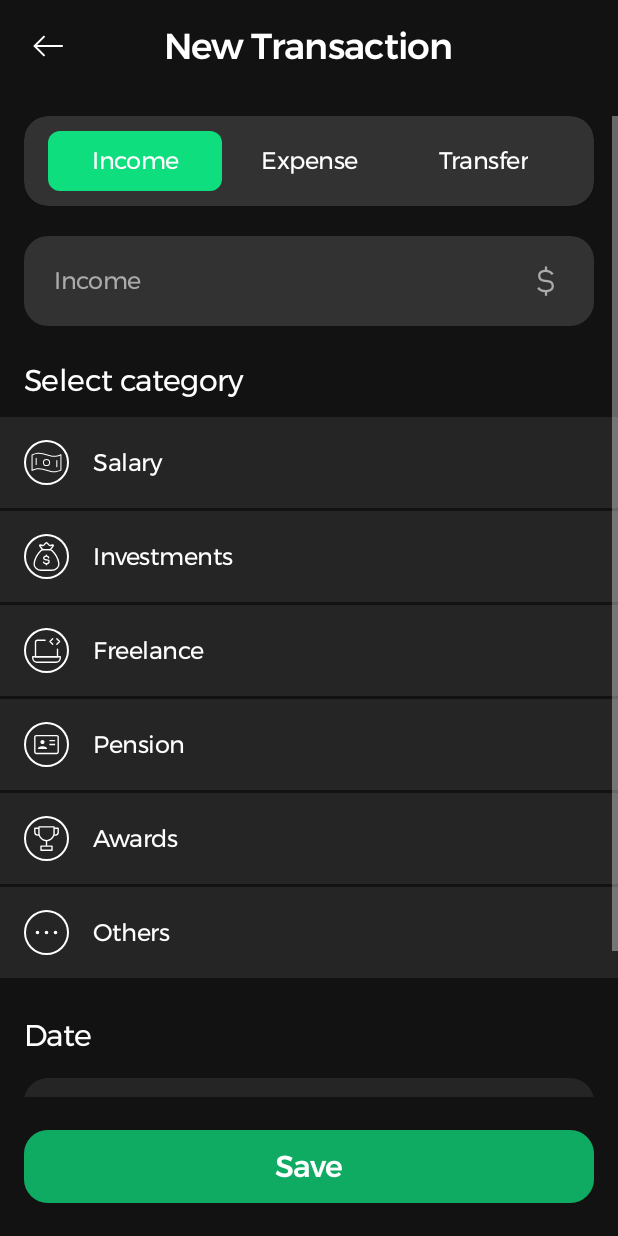
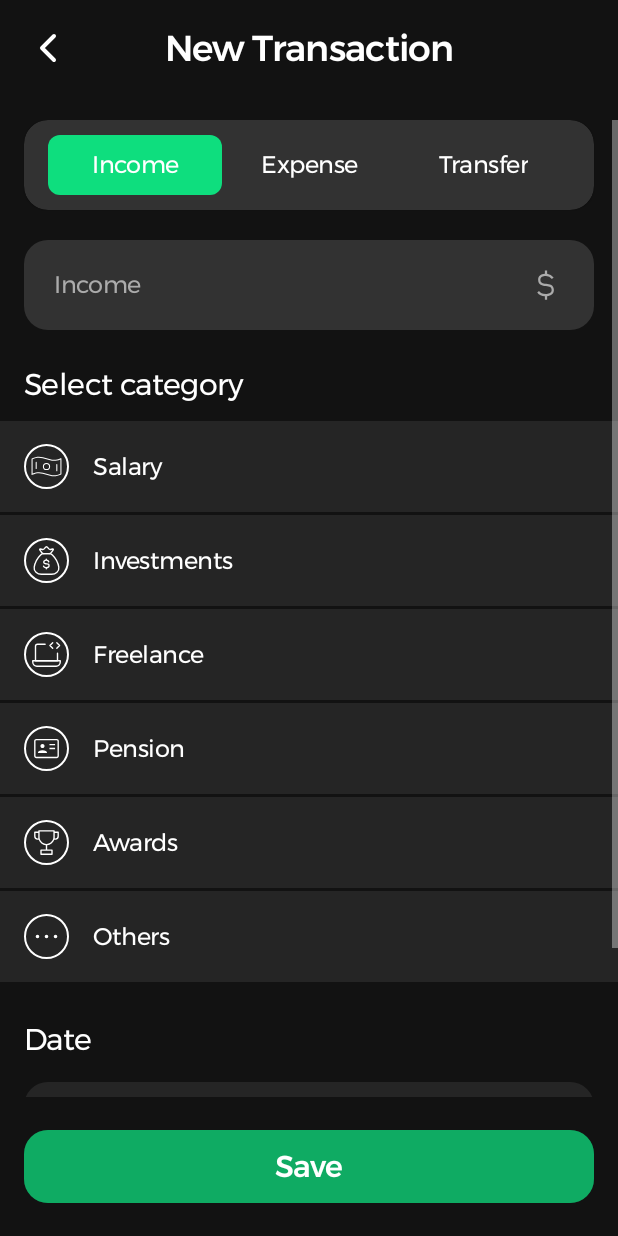
Before and after one commit to hhumbetovv/budgetboss, an Android app: the screen it shows after launch (MainActivity), after a tap on an icon or button, on a phone screen of 412 x 824 dp. Run offline under Robolectric (Android 15) with nearby library versions, the phone set to English and light mode, and no system bars; our stand-ins replace Dagger/Hilt's generated code, Room's generated code, navigation-ui.

Commit message:
animation improvement

```diff
--- a/app/src/main/java/com/theternal/budgetboss/MainActivity.kt
+++ b/app/src/main/java/com/theternal/budgetboss/MainActivity.kt
@@ -1,9 +1,10 @@
 package com.theternal.budgetboss
 
+import android.view.View
 import androidx.navigation.NavController
 import androidx.navigation.fragment.NavHostFragment
 import com.theternal.budgetboss.databinding.ActivityMainBinding
-import com.theternal.common.extensions.hide
+import com.theternal.common.extensions.fadeOut
 import com.theternal.common.extensions.show
 import com.theternal.core.base.ActivityInflater
 import com.theternal.core.base.BaseActivity
@@ -44,11 +45,17 @@ class MainActivity : BaseActivity<ActivityMainBinding>(), NavigationManager, Too
     }
 
     override fun showBackIcon() {
-        binding.goBackBtn.show()
+        binding.apply {
+            goBackBtn.show()
+            pageTitle.textAlignment = View.TEXT_ALIGNMENT_CENTER
+        }
     }
 
     override fun hideBackIcon() {
-        binding.goBackBtn.hide()
+        binding.apply {
+            goBackBtn.fadeOut()
+            pageTitle.textAlignment = View.TEXT_ALIGNMENT_TEXT_START
+        }
     }
 
     override fun setTitle(title: String) {
--- a/app/src/main/res/layout/activity_main.xml
+++ b/app/src/main/res/layout/activity_main.xml
@@ -8,41 +8,59 @@
     tools:context=".MainActivity"
     tools:theme="@style/Theme.BudgetBoss">
 
+    <androidx.constraintlayout.widget.ConstraintLayout
+        android:id="@+id/toolbar"
+        android:layout_width="0dp"
+        android:layout_height="wrap_content"
+        android:padding="16dp"
+        app:layout_constraintEnd_toEndOf="parent"
+        app:layout_constraintHorizontal_bias="0.5"
+        app:layout_constraintStart_toStartOf="parent"
+        app:layout_constraintTop_toTopOf="parent">
+
         <ImageView
             android:id="@+id/goBackBtn"
             android:layout_width="32dp"
             android:layout_height="32dp"
-        android:layout_marginHorizontal="16dp"
             android:contentDescription="@null"
-        android:src="@drawable/ic_arrow_left"
-        app:layout_constraintBottom_toBottomOf="@+id/pageTitle"
+            android:src="@drawable/ic_chevron_left"
+            android:visibility="gone"
+            tools:visibility="invisible"
+            app:layout_constraintBottom_toBottomOf="parent"
             app:layout_constraintStart_toStartOf="parent"
-        app:layout_constraintTop_toTopOf="@+id/pageTitle"
+            app:layout_constraintTop_toTopOf="parent"
+            app:layout_constraintVertical_bias="0.5"
             app:tint="@color/white" />
 
         <TextView
             android:id="@+id/pageTitle"
-        android:layout_width="wrap_content"
+            android:layout_width="0dp"
             android:layout_height="wrap_content"
-        android:layout_margin="16dp"
             android:fontFamily="@font/montserrat_medium"
+            android:gravity="start"
+            tools:gravity="center"
             android:textSize="24sp"
+            app:layout_constraintBottom_toBottomOf="parent"
             app:layout_constraintEnd_toEndOf="parent"
+            app:layout_constraintHorizontal_bias="0.5"
             app:layout_constraintStart_toStartOf="parent"
             app:layout_constraintTop_toTopOf="parent"
+            app:layout_constraintVertical_bias="0.5"
             tools:text="Home" />
+
+    </androidx.constraintlayout.widget.ConstraintLayout>
+
 
     <androidx.fragment.app.FragmentContainerView
         android:id="@+id/activityContainerView"
         android:name="androidx.navigation.fragment.NavHostFragment"
-        android:layout_marginTop="16dp"
         android:layout_width="0dp"
         android:layout_height="0dp"
         app:defaultNavHost="true"
         app:layout_constraintBottom_toBottomOf="parent"
         app:layout_constraintEnd_toEndOf="parent"
         app:layout_constraintStart_toStartOf="parent"
-        app:layout_constraintTop_toBottomOf="@+id/pageTitle"
+        app:layout_constraintTop_toBottomOf="@+id/toolbar"
         app:navGraph="@navigation/activity_nav_graph" />
 
 </androidx.constraintlayout.widget.ConstraintLayout>
--- a/common/src/main/java/com/theternal/common/extensions/ViewExtensions.kt
+++ b/common/src/main/java/com/theternal/common/extensions/ViewExtensions.kt
@@ -1,26 +1,62 @@
 package com.theternal.common.extensions
 
+import android.animation.LayoutTransition
 import android.view.View
+import android.view.ViewGroup
 import androidx.core.content.ContextCompat
 
 fun View.hide() {
     if(visibility == View.GONE) return
     animate()
         .alpha(0f)
+        .scaleX(0f)
+        .scaleY(0f)
         .setDuration(300)
         .withEndAction{
             visibility = View.GONE
+            (parent as? ViewGroup)?.apply {
+                layoutTransition = LayoutTransition().apply {
+                    enableTransitionType(LayoutTransition.CHANGING)
+                }
+            }
+        }
+}
+
+fun View.fadeOut() {
+    if(visibility == View.INVISIBLE) return
+    animate()
+        .alpha(0f)
+        .scaleX(0f)
+        .scaleY(0f)
+        .setDuration(300)
+        .withEndAction{
+            visibility = View.INVISIBLE
+            (parent as? ViewGroup)?.apply {
+                layoutTransition = LayoutTransition().apply {
+                    enableTransitionType(LayoutTransition.CHANGING)
+                }
+            }
         }
 }
 
 fun View.show() {
     if(visibility == View.VISIBLE) return
     alpha = 0f
+    scaleX = 0f
+    scaleY = 0f
     visibility = View.VISIBLE
     animate()
         .alpha(1f)
+        .scaleX(1f)
+        .scaleY(1f)
         .setDuration(300)
-        .setListener(null)
+        .setListener(null).withEndAction {
+            (parent as? ViewGroup)?.apply {
+                layoutTransition = LayoutTransition().apply {
+                    enableTransitionType(LayoutTransition.CHANGING)
+                }
+            }
+        }
 }
 
 fun View.getColor(id: Int): Int {
--- a/feature/add_record/src/main/java/com/theternal/add_record/AddRecordFragment.kt
+++ b/feature/add_record/src/main/java/com/theternal/add_record/AddRecordFragment.kt
@@ -204,11 +204,11 @@ class AddRecordFragment : BaseStatefulFragment<FragmentAddRecordBinding,
     private fun updateCategoryListVisibility(isVisible: Boolean) {
         binding {
             if(isVisible) {
-                categoryList.visibility = View.VISIBLE
-                selectionTitle.visibility = View.VISIBLE
+                categoryList.show()
+                selectionTitle.show()
             } else {
-                categoryList.visibility = View.GONE
-                selectionTitle.visibility = View.GONE
+                categoryList.hide()
+                selectionTitle.hide()
             }
         }
     }
@@ -229,9 +229,9 @@ class AddRecordFragment : BaseStatefulFragment<FragmentAddRecordBinding,
     private fun updateAccounts() {
         state?.apply {
             if(recordType == TRANSFER) {
-                binding.accountsContainer.visibility = View.VISIBLE
+                binding.accountsContainer.show()
             } else {
-                binding.accountsContainer.visibility = View.GONE
+                binding.accountsContainer.hide()
             }
             binding.senderAccount.setAccount(transferFrom)
             binding.receiverAccount.setAccount(transferTo)
--- a/feature/add_record/src/main/res/layout/fragment_add_record.xml
+++ b/feature/add_record/src/main/res/layout/fragment_add_record.xml
@@ -51,7 +51,9 @@
 
             <TextView
                 android:id="@+id/selectionTitle"
-                style="@style/ContentTitle"
+                android:layout_width="wrap_content"
+                android:layout_height="wrap_content"
+                android:textSize="20sp"
                 android:layout_marginHorizontal="16dp"
                 android:layout_marginTop="24dp"
                 android:text="@string/select_category" />
@@ -70,12 +72,16 @@
                 android:id="@+id/accountsContainer"
                 android:layout_width="match_parent"
                 android:layout_height="wrap_content"
+                android:visibility="gone"
+                tools:visibility="visible"
                 android:layout_marginHorizontal="16dp"
                 android:layout_marginTop="24dp"
                 android:orientation="vertical">
 
                 <TextView
-                    style="@style/ContentTitle"
+                    android:layout_width="wrap_content"
+                    android:layout_height="wrap_content"
+                    android:textSize="20sp"
                     android:text="@string/transfer_from" />
 
                 <com.theternal.uikit.views.AccountButtonView
@@ -93,7 +99,9 @@
                     tools:ignore="UseCompoundDrawables">
 
                     <TextView
-                        style="@style/ContentTitle"
+                        android:layout_width="wrap_content"
+                        android:layout_height="wrap_content"
+                        android:textSize="20sp"
                         android:text="@string/transfer_to" />
 
                     <Space
@@ -123,7 +131,9 @@
 
             <TextView
                 android:id="@+id/dateTitle"
-                style="@style/ContentTitle"
+                android:layout_width="wrap_content"
+                android:layout_height="wrap_content"
+                android:textSize="20sp"
                 android:layout_marginHorizontal="16dp"
                 android:layout_marginTop="24dp"
                 android:text="@string/date" />
--- a/feature/home/src/main/java/com/theternal/home/HomeFragment.kt
+++ b/feature/home/src/main/java/com/theternal/home/HomeFragment.kt
@@ -79,9 +79,14 @@ class HomeFragment : BaseStatefulFragment<FragmentHomeBinding, HomeViewModel,
 
     //!  UI Updates
     override fun onStateUpdate(state: State) {
-        recordAdapter?.submitList(state.records)
 
         binding {
+            recordAdapter?.apply {
+                currentList.size < state.records.size
+                submitList(state.records)
+                recordList.scrollToPosition(0)
+            }
+
             total.text = state.balance.format(true)
 
             updateEmoji(state.balance)
@@ -92,7 +97,7 @@ class HomeFragment : BaseStatefulFragment<FragmentHomeBinding, HomeViewModel,
                 emptyListTitle.hide()
             }
 
-            recordList.smoothScrollToPosition(0)
+            recordList.scrollToPosition(0)
         }
     }
 
--- a/feature/record_details/src/main/java/com/theternal/record_details/RecordAdapter.kt
+++ b/feature/record_details/src/main/java/com/theternal/record_details/RecordAdapter.kt
@@ -48,7 +48,7 @@ class RecordAdapter(
                 item is TransferEntity
             ) }
 
-            container.setOnClickListener {
+            recordContainer.setOnClickListener {
                 if(!bottomSheet.isAdded) {
                     bottomSheet.show(fragmentManager, "Records")
                 }
--- a/feature/record_details/src/main/res/layout/fragment_record_details.xml
+++ b/feature/record_details/src/main/res/layout/fragment_record_details.xml
@@ -37,7 +37,9 @@
 
     <TextView
         android:id="@+id/amount"
-        style="@style/ContentTitle"
+        android:layout_width="wrap_content"
+        android:layout_height="wrap_content"
+        android:textSize="20sp"
         tools:visibility="gone"
         app:layout_constraintBottom_toBottomOf="@+id/icon"
         app:layout_constraintEnd_toEndOf="parent"
--- a/uikit/src/main/java/com/theternal/uikit/views/AccountButtonView.kt
+++ b/uikit/src/main/java/com/theternal/uikit/views/AccountButtonView.kt
@@ -45,7 +45,7 @@ class AccountButtonView @JvmOverloads constructor(
     }
 
     override fun setOnClickListener(l: OnClickListener?) {
-        binding.container.setOnClickListener(l)
+        binding.accountContainer.setOnClickListener(l)
     }
 
     fun setAccount(account: AccountEntity?) {
@@ -55,7 +55,7 @@ class AccountButtonView @JvmOverloads constructor(
     }
 
     private fun setBorder(isActive: Boolean) {
-        ((binding.container.background as RippleDrawable).findDrawableByLayerId(
+        ((binding.accountContainer.background as RippleDrawable).findDrawableByLayerId(
             android.R.id.background
         ) as GradientDrawable).apply {
             mutate()
--- a/uikit/src/main/res/layout/view_account_button.xml
+++ b/uikit/src/main/res/layout/view_account_button.xml
@@ -2,7 +2,7 @@
 <LinearLayout xmlns:android="http://schemas.android.com/apk/res/android"
     xmlns:app="http://schemas.android.com/apk/res-auto"
     xmlns:tools="http://schemas.android.com/tools"
-    android:id="@+id/container"
+    android:id="@+id/accountContainer"
     android:layout_width="match_parent"
     android:layout_height="68dp"
     android:gravity="center"
--- a/uikit/src/main/res/layout/view_record_item.xml
+++ b/uikit/src/main/res/layout/view_record_item.xml
@@ -2,7 +2,7 @@
 <androidx.constraintlayout.widget.ConstraintLayout xmlns:android="http://schemas.android.com/apk/res/android"
     xmlns:app="http://schemas.android.com/apk/res-auto"
     xmlns:tools="http://schemas.android.com/tools"
-    android:id="@+id/container"
+    android:id="@+id/recordContainer"
     android:layout_width="match_parent"
     android:layout_height="wrap_content"
     android:layout_marginBottom="12dp"
--- a/uikit/src/main/res/values/style_text_view.xml
+++ /dev/null
@@ -1,14 +0,0 @@
-<?xml version="1.0" encoding="utf-8"?>
-<resources>
-    <style name="PageTitle">
-        <item name="android:layout_width">wrap_content</item>
-        <item name="android:layout_height">wrap_content</item>
-        <item name="android:fontFamily">@font/montserrat_medium</item>
-        <item name="android:textSize">24sp</item>
-    </style>
-    <style name="ContentTitle">
-        <item name="android:layout_width">wrap_content</item>
-        <item name="android:layout_height">wrap_content</item>
-        <item name="android:textSize">20sp</item>
-    </style>
-</resources>
```
Also changed, not shown: feature/add_record/src/main/java/com/theternal/add_record/AddRecordViewModel.kt (+6 -1 lines), feature/reports/src/main/res/layout/fragment_account_details.xml (+14 -7 lines), feature/reports/src/main/res/layout/fragment_category_details.xml (+6 -2 lines), uikit/src/main/res/values/style_go_back_btn.xml (deleted, +0 -9 lines). Lines whose indentation alone changed are shown as unchanged.
